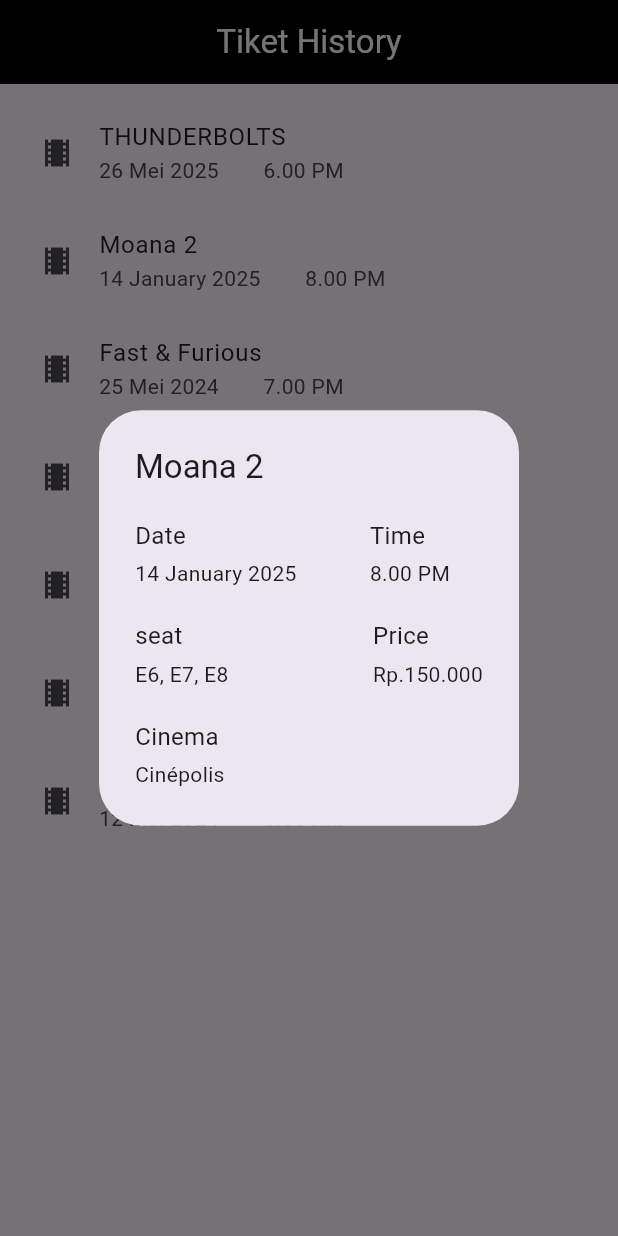
After one commit to Rahmad-Fadhil/App_Tiket_Bioskop_Kelompok, a Flutter app: the screen it shows after launch, after a tap on "Moana 2", on a phone screen of 412 x 824 dp. The commit adds this screen. Run offline on Flutter 3.47's test engine with Material 3 defaults, Android fonts, the light colour scheme and no system bars.

Commit message:
menambahkan history ticket

```diff
--- a/lib/main.dart
+++ b/lib/main.dart
@@ -1,6 +1,7 @@
 import 'package:flutter/material.dart';
 import 'package:kelompok_app_tiket_bioskop/Provider/provider.dart';
-import 'package:kelompok_app_tiket_bioskop/pages/regist.dart';
+import 'package:kelompok_app_tiket_bioskop/pages/historytiketpembelian.dart';
+// import 'package:kelompok_app_tiket_bioskop/pages/regist.dart';
 import 'package:provider/provider.dart';
 
 
@@ -20,7 +21,7 @@ class MyApp extends StatelessWidget {
   Widget build(BuildContext context) {
     return MaterialApp(
       debugShowCheckedModeBanner: false,
-      home: const Register(),
+      home: const TiketHistory(),
     );
   }
 }
--- /dev/null
+++ b/lib/pages/historytiketpembelian.dart
@@ -0,0 +1,231 @@
+import 'package:flutter/material.dart';
+
+class TiketHistory extends StatefulWidget {
+  const TiketHistory({super.key});
+
+  @override
+  State<TiketHistory> createState() => _TiketHistoryState();
+}
+
+class _TiketHistoryState extends State<TiketHistory> {
+
+  tampilDialog(titleMovie, subtitle, time, price, seat, cinema) {
+    showDialog(
+      context: context,
+      builder: (BuildContext context) {
+        return SimpleDialog(
+          contentPadding: EdgeInsets.all(12),
+          title: titleMovie,
+          children: [
+            Row(
+              mainAxisAlignment: MainAxisAlignment.spaceBetween,
+              children: [
+                Column(
+                  crossAxisAlignment: CrossAxisAlignment.start,
+                  children: [
+                    Padding(
+                      padding: const EdgeInsets.only(top: 8, left: 12,),
+                      child: Text("Date", style: TextStyle(fontSize: 16),),
+                    ),
+                    Padding(
+                      padding: const EdgeInsets.only(top: 4, left: 12, bottom: 12),
+                      child: subtitle,
+                    ),
+                  ],
+                ),
+                Column(
+                  crossAxisAlignment: CrossAxisAlignment.start,
+                  children: [
+                    Padding(
+                      padding: const EdgeInsets.only(top: 8, right: 34,),
+                      child: Text("Time", style: TextStyle(fontSize: 16),),
+                    ),
+                    Padding(
+                      padding: const EdgeInsets.only(top: 4, right: 34, bottom: 12),
+                      child: time,
+                    ),
+                  ],
+                )
+              ],
+            ),
+            Row(
+              mainAxisAlignment: MainAxisAlignment.spaceBetween,
+              children: [
+                Column(
+                  crossAxisAlignment: CrossAxisAlignment.start,
+                  children: [
+                    Padding(
+                      padding: const EdgeInsets.only(top: 8, left: 12,),
+                      child: Text("seat", style: TextStyle(fontSize: 16),),
+                    ),
+                    Padding(
+                      padding: const EdgeInsets.only(top: 4, left: 12, bottom: 12),
+                      child: seat,
+                    ),
+                  ],
+                ),
+                Column(
+                  crossAxisAlignment: CrossAxisAlignment.start,
+                  children: [
+                    Padding(
+                      padding: const EdgeInsets.only(top: 8, right: 12),
+                      child: Text("Price", style: TextStyle(fontSize: 16),),
+                    ),
+                    Padding(
+                      padding: const EdgeInsets.only(top: 4, right: 12, bottom: 12),
+                      child: price,
+                    ),
+                  ],
+                )
+              ],
+            ),
+            Row(
+              mainAxisAlignment: MainAxisAlignment.spaceBetween,
+              children: [
+                Column(
+                  crossAxisAlignment: CrossAxisAlignment.start,
+                  children: [
+                    Padding(
+                      padding: const EdgeInsets.only(top: 8, left: 12,),
+                      child: Text("Cinema", style: TextStyle(fontSize: 16),),
+                    ),
+                    Padding(
+                      padding: const EdgeInsets.only(top: 4, left: 12, bottom: 12),
+                      child: cinema,
+                    ),
+                  ],
+                ),
+              ],
+            )
+          ],
+
+
+        );
+      }
+    );
+  }
+
+  @override
+  Widget build(BuildContext context) {
+    return Scaffold(
+      appBar: AppBar(
+        title: Text("Tiket History"),
+        centerTitle: true,
+        backgroundColor: Colors.black,
+        foregroundColor: Colors.white,
+      ),
+      body: Padding(
+        padding: const EdgeInsets.all(10),
+        child: Column(
+          children: [
+            ListTile(
+              leading: Icon(Icons.local_movies),
+              title: Text("THUNDERBOLTS"),
+              subtitle: Text("26 Mei 2025        6.00 PM"),
+              onTap: () {
+                tampilDialog(
+                  const Text("THUNDERBOLTS", style: TextStyle(fontSize: 22),),
+                  const Text("26 Mei 2025"),
+                  const Text("6.00 PM"),
+                  const Text("Rp.100.000"),
+                  const Text("D6, D7"),
+                  const Text("Cinema 21"),
+                );
+              },
+            ),
+            ListTile(
+              leading: Icon(Icons.local_movies),
+              title: Text("Moana 2"),
+              subtitle: Text("14 January 2025        8.00 PM"),
+              onTap: () {
+                tampilDialog(
+                  const Text("Moana 2", style: TextStyle(fontSize: 22),),
+                  const Text("14 January 2025"),
+                  const Text("8.00 PM"),
+                  const Text("Rp.150.000"),
+                  const Text("E6, E7, E8"),
+                  const Text("Cinépolis"),
+                );
+              },
+            ),
+            ListTile(
+              leading: Icon(Icons.local_movies),
+              title: Text("Fast & Furious"),
+              subtitle: Text("25 Mei 2024        7.00 PM"),
+              onTap: () {
+                tampilDialog(
+                  const Text("Fast & Furious", style: TextStyle(fontSize: 22),),
+                  const Text("25 Mei 2024"),
+                  const Text("7.00 PM"),
+                  const Text("Rp.250.000"),
+                  const Text("G5, G6, G7, G8, G9"),
+                  const Text("Cinema 21"),
+                );
+              },
+            ),
+            ListTile(
+              leading: Icon(Icons.local_movies),
+              title: Text("Avengers: Endgame"),
+              subtitle: Text("26 Juni 2023        13.00 PM"),
+              onTap: () {
+                tampilDialog(
+                  const Text("Avengers: Endgame", style: TextStyle(fontSize: 22),),
+                  const Text("26 Juni 2023"),
+                  const Text("13.00 PM"),
+                  const Text("Rp.100.000"),
+                  const Text("D6, D7"),
+                  const Text("CGV Cinemas"),
+                );
+              },
+            ),
+            ListTile(
+              leading: Icon(Icons.local_movies),
+              title: Text("Fast & Furious X"),
+              subtitle: Text("20 Maret 2023        11.00 AM"),
+              onTap: () {
+                tampilDialog(
+                  const Text("Fast & Furious X", style: TextStyle(fontSize: 22),),
+                  const Text("20 Maret 2023"),
+                  const Text("11.00 AM"),
+                  const Text("Rp.100.000"),
+                  const Text("D1, D2"),
+                  const Text("Cinemaxx"),
+                );
+              },
+            ),
+            ListTile(
+              leading: Icon(Icons.local_movies),
+              title: Text("Jumbo"),
+              subtitle: Text("18 January 2025        5.00 PM"),
+              onTap: () {
+                tampilDialog(
+                  const Text("Jumbo", style: TextStyle(fontSize: 22),),
+                  const Text("18 January 2025"),
+                  const Text("5.00 PM"),
+                  const Text("Rp.150.000"),
+                  const Text("F6, F7, F8"),
+                  const Text("Cinépolis"),
+                );
+              },
+            ),
+            ListTile(
+              leading: Icon(Icons.local_movies),
+              title: Text("The Architecture of Love"),
+              subtitle: Text("12 Mei 2024        6.00 PM"),
+              onTap: () {
+                tampilDialog(
+                  const Text("The Architecture of Love", style: TextStyle(fontSize: 22),),
+                  const Text("12 Mei 2024"),
+                  const Text("6.00 PM"),
+                  const Text("Rp.200.000"),
+                  const Text("H6, H7, H8, H9"),
+                  const Text("Cinema 21"),
+                );
+              },
+            )
+          ],
+        ),
+      ),
+    );
+  }
+}
```
